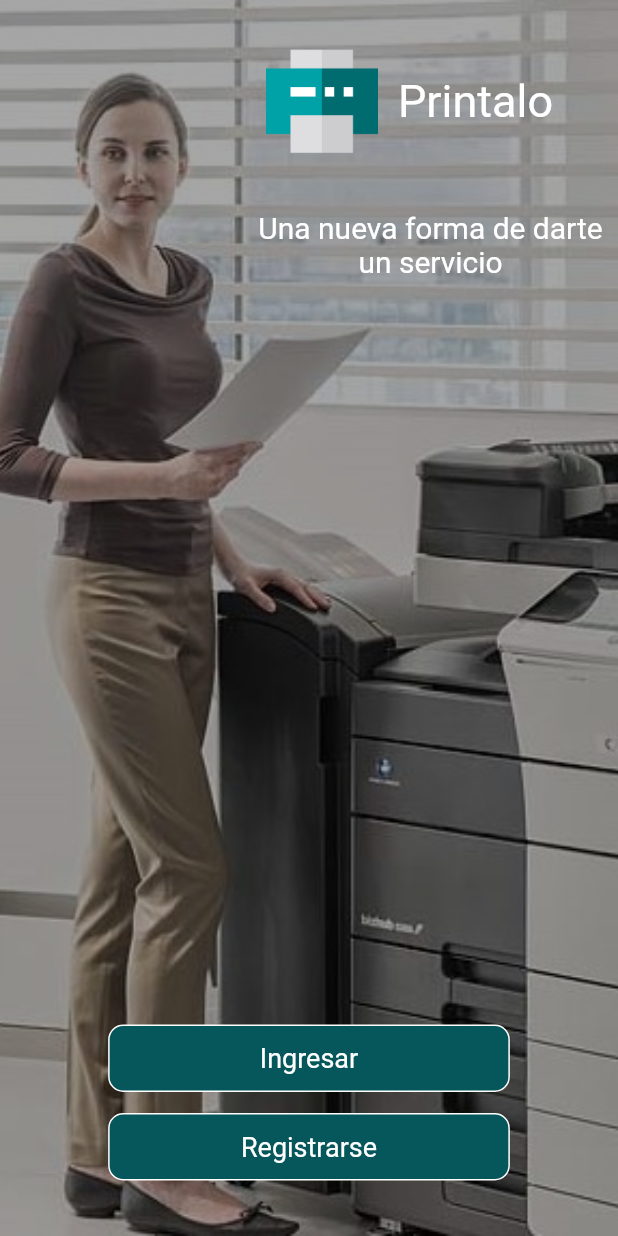
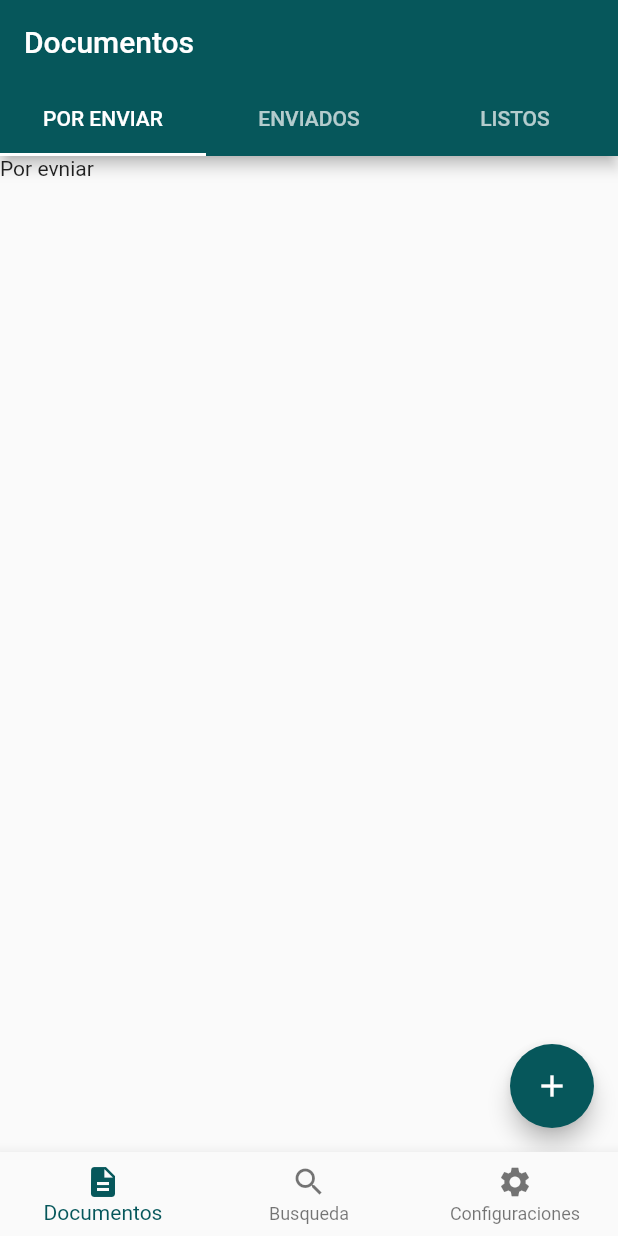
Before and after one commit to JuanJo53/Printalo-App-Movil-, a Flutter app: the screen it shows after launch, on a phone screen of 412 x 824 dp. Run offline on Flutter 3.47's test engine with Material 2 defaults, Android fonts, the phone set to English and light mode, and no system bars; our stand-ins replace font_awesome_flutter.

Commit message:
Estructura principal

```diff
--- a/Movil/lib/main.dart
+++ b/Movil/lib/main.dart
@@ -2,6 +2,7 @@ import 'package:flutter/material.dart';
 import 'pages/Home.dart';
 import 'pages/Registrar.dart';
 import 'pages/Ingresar.dart';
+import 'pages/bbnav.dart';
 void main() => runApp(MyApp());
 
 class MyApp extends StatelessWidget {
@@ -20,7 +21,7 @@ class MyApp extends StatelessWidget {
           )
         )
       ),
-      home: Home(),
+      home: BBNav(),
       routes: {
         "/Register":(BuildContext context) => Registrar(),
         "/Ingresar":(BuildContext context) => Ingresar(),
--- /dev/null
+++ b/Movil/lib/pages/BusquedaTabs/busqueda.dart
@@ -0,0 +1,20 @@
+import 'package:flutter/material.dart';
+
+class Busqueda extends StatefulWidget {
+  @override
+  _BusquedaState createState() => _BusquedaState();
+}
+
+class _BusquedaState extends State<Busqueda> {
+
+  @override
+  Widget build(BuildContext context) {
+    return Scaffold(
+      appBar: AppBar(
+        title: Text("Busqueda"),
+        backgroundColor: Color(0xFF06575B),
+      ),
+    );
+  }
+
+}
--- /dev/null
+++ b/Movil/lib/pages/DocsTabs/TabBarDocs.dart
@@ -0,0 +1,60 @@
+import 'package:flutter/material.dart';
+import 'docsPorEnviar.dart';
+import 'docsListos.dart';
+import 'docsEnviados.dart';
+
+class TabaBarDocs extends StatefulWidget {
+  @override
+  _TabaBarDocsState createState() => _TabaBarDocsState();
+}
+
+class _TabaBarDocsState extends State<TabaBarDocs>
+    with SingleTickerProviderStateMixin {
+  TabController controller;
+  void initState() {
+    super.initState();
+    controller = TabController(vsync: this, length: 3);
+  }
+
+  void dispose() {
+    controller.dispose();
+    super.dispose();
+  }
+
+  @override
+  Widget build(BuildContext context) {
+    return Scaffold(
+      appBar: AppBar(
+        title: Text("Documentos"),
+        backgroundColor: Color(0xFF06575B),
+        bottom: new TabBar(
+          controller: controller,
+          tabs: <Tab>[
+            Tab(
+              text: "POR ENVIAR",
+            ),
+            Tab(
+              text: "ENVIADOS",
+            ),
+            Tab(
+              text: "LISTOS",
+            ),
+          ],
+        ),
+      ),
+      body: TabBarView(
+        controller: controller,
+        children: <Widget>[
+          DocsPorEnviar(),
+          DocsEnviados(),
+          DocsListos(),
+        ],
+      ),
+      floatingActionButton: FloatingActionButton(
+        onPressed: (){},
+        child: Icon(Icons.add,color: Colors.white,),
+        backgroundColor: Color(0xFF06575B),
+      ),
+    );
+  }
+}
--- /dev/null
+++ b/Movil/lib/pages/DocsTabs/docsPorEnviar.dart
@@ -0,0 +1,20 @@
+import 'package:flutter/material.dart';
+
+class DocsPorEnviar extends StatefulWidget {
+  @override
+  _DocsPorEnviarState createState() => _DocsPorEnviarState();
+}
+
+class _DocsPorEnviarState extends State<DocsPorEnviar> {
+
+  @override
+  Widget build(BuildContext context) {
+    return Scaffold(
+      body: Container(
+        child: Text("Por evniar"),
+      ),
+
+    );
+  }
+
+}
--- a/Movil/lib/pages/Home.dart
+++ b/Movil/lib/pages/Home.dart
@@ -1,9 +1,9 @@
 import 'package:flutter/material.dart';
 import 'package:printalo/pages/Ingresar.dart';
 import 'package:printalo/pages/Registrar.dart';
-import '../wdg/BtnGWB.dart';
-import '../wdg/Txt.dart';
-import '../wdg/logo.dart';
+import '../widgets/BtnGWB.dart';
+import '../widgets/Txt.dart';
+import '../widgets/logo.dart';
 import '../main.dart';
 
 class Home extends StatefulWidget {
--- /dev/null
+++ b/Movil/lib/pages/bbnav.dart
@@ -0,0 +1,46 @@
+import 'package:flutter/material.dart';
+import './DocsTabs/TabBarDocs.dart';
+import './BusquedaTabs/busqueda.dart';
+import './ConfTabs/TabBarConf.dart';
+class BBNav extends StatefulWidget {
+  @override
+  _BBNavState createState() => _BBNavState();
+}
+class _BBNavState extends State<BBNav> {
+  int _currentIndex=0;
+  final List<Widget> _children = [
+    TabaBarDocs(),
+    Busqueda(),
+    TabBarConf(),
+  ];
+    void onTabTapped(int index) {
+    setState(() {
+      _currentIndex = index;
+    });
+  }
+  @override
+  Widget build(BuildContext context) {
+    return Scaffold(
+      body: _children[_currentIndex],
+      bottomNavigationBar: BottomNavigationBar(
+        currentIndex: _currentIndex,
+        onTap: onTabTapped,
+        fixedColor: Color(0xFF06575B),
+        items: <BottomNavigationBarItem>[
+          BottomNavigationBarItem(
+            icon: Icon(Icons.description),
+            title: Text("Documentos"),
+          ),
+          BottomNavigationBarItem(
+            icon: Icon(Icons.search),
+            title: Text("Busqueda"),
+          ),
+          BottomNavigationBarItem(
+            icon: Icon(Icons.settings),
+            title: Text("Configuraciones"),
+          ),
+        ],
+      ),
+    );
+  }
+}
--- a/Movil/lib/wdg/IngTextdfields.dart
+++ b/Movil/lib/widgets/IngTextdfields.dart
@@ -1,5 +1,5 @@
 import 'package:flutter/material.dart';
-import 'package:printalo/wdg/Textfield.dart';
+import 'package:printalo/widgets/Textfield.dart';
 
 class IngTextFields extends StatelessWidget {
   @override
--- a/Movil/lib/wdg/RegTextdfields.dart
+++ b/Movil/lib/widgets/RegTextdfields.dart
@@ -1,5 +1,5 @@
 import 'package:flutter/material.dart';
-import 'package:printalo/wdg/Textfield.dart';
+import 'package:printalo/widgets/Textfield.dart';
 
 class RegTextFields extends StatelessWidget {
   @override
```
Also changed, not shown: Movil/lib/pages/ConfTabs/ConfPedido.dart (added, +19 -0 lines), Movil/lib/pages/ConfTabs/ConfUsuario.dart (added, +19 -0 lines), Movil/lib/pages/ConfTabs/TabBarConf.dart (added, +50 -0 lines), Movil/lib/pages/DocsTabs/docsEnviados.dart (added, +19 -0 lines), Movil/lib/pages/DocsTabs/docsListos.dart (added, +19 -0 lines), Movil/lib/pages/Ingresar.dart (+4 -4 lines), Movil/lib/pages/Registrar.dart (+4 -4 lines), Movil/lib/widgets/BtnGWB.dart (renamed from Movil/lib/wdg/BtnGWB.dart), Movil/lib/widgets/BtnSocialNetworks.dart (renamed from Movil/lib/wdg/BtnSocialNetworks.dart), Movil/lib/widgets/Textfield.dart (renamed from Movil/lib/wdg/Textfield.dart), Movil/lib/widgets/Txt.dart (renamed from Movil/lib/wdg/Txt.dart), Movil/lib/widgets/logo.dart (renamed from Movil/lib/wdg/logo.dart).
